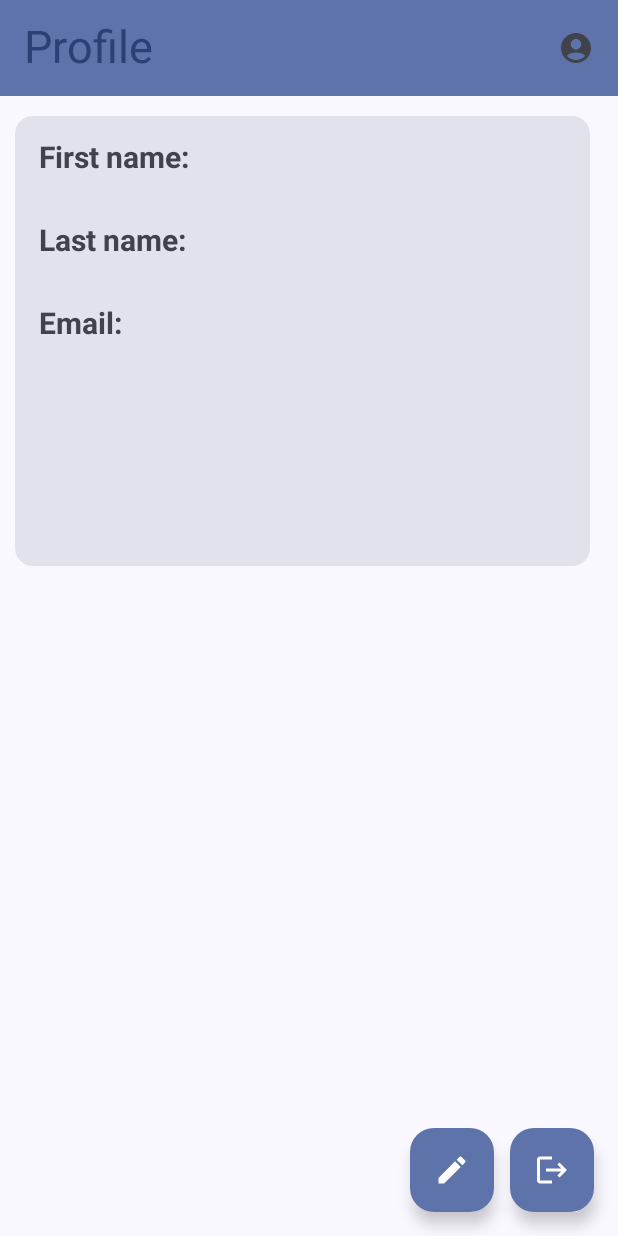
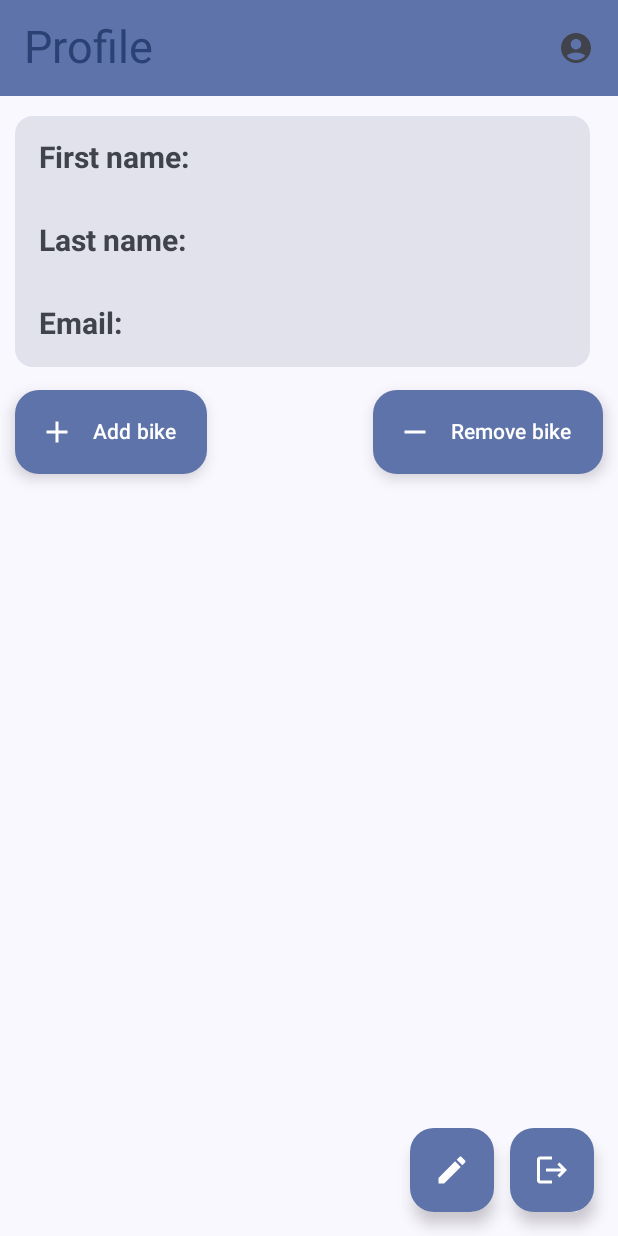
Before and after one commit to ThanasisGeorg/e-ThessBike, an Android app built with Jetpack Compose: the Profile screen opened through its navigation route, on a phone screen of 412 x 824 dp. Run offline under Robolectric (Android 15) with nearby library versions, the phone set to English and light mode, and no system bars.

Commit message:
remove bike button

```diff
--- a/app/src/main/java/com/thanasis/e_thessbike/ui/components/Card.kt
+++ b/app/src/main/java/com/thanasis/e_thessbike/ui/components/Card.kt
@@ -29,11 +29,13 @@ fun ProfileCard() {
             containerColor = MaterialTheme.colorScheme.surfaceVariant,
         ),
         modifier = Modifier
-            .size(width = 383.dp, height = 300.dp)
+            .size(width = 383.dp, height = 167.dp)
     ) {
-        Row {
-            IndicatorsSection()
-            InfoSection()
+        Column {
+            Row {
+                IndicatorsSection()
+                InfoSection()
+            }
         }
     }
 }
--- a/app/src/main/java/com/thanasis/e_thessbike/ui/components/FloatingActionButtons.kt
+++ b/app/src/main/java/com/thanasis/e_thessbike/ui/components/FloatingActionButtons.kt
@@ -2,9 +2,13 @@ package com.thanasis.e_thessbike.ui.components
 
 import androidx.compose.material.icons.Icons
 import androidx.compose.material.icons.automirrored.filled.Logout
+import androidx.compose.material.icons.filled.Add
 import androidx.compose.material.icons.filled.Edit
+import androidx.compose.material.icons.filled.Remove
+import androidx.compose.material3.ExtendedFloatingActionButton
 import androidx.compose.material3.FloatingActionButton
 import androidx.compose.material3.Icon
+import androidx.compose.material3.Text
 import androidx.compose.runtime.Composable
 import androidx.compose.ui.tooling.preview.Preview
 import androidx.navigation.NavHostController
@@ -28,6 +32,24 @@ fun LogoutButton(navController: NavHostController) {
     }
 }
 
+@Composable
+fun AddButton() {
+    ExtendedFloatingActionButton(
+        onClick = { },
+        icon = { Icon(Icons.Filled.Add, "Floating action button.") },
+        text = { Text(text = "Add bike") }
+    )
+}
+
+@Composable
+fun RemoveButton() {
+    ExtendedFloatingActionButton(
+        onClick = { },
+        icon = { Icon(Icons.Filled.Remove, "Floating action button.") },
+        text = { Text(text = "Remove bike") }
+    )
+}
+
 @Preview
 @Composable
 fun EditButtonPreview() {
--- a/app/src/main/java/com/thanasis/e_thessbike/ui/screens/Profile.kt
+++ b/app/src/main/java/com/thanasis/e_thessbike/ui/screens/Profile.kt
@@ -5,6 +5,7 @@ import androidx.compose.foundation.layout.Column
 import androidx.compose.foundation.layout.Row
 import androidx.compose.foundation.layout.Spacer
 import androidx.compose.foundation.layout.fillMaxSize
+import androidx.compose.foundation.layout.height
 import androidx.compose.foundation.layout.padding
 import androidx.compose.material3.Scaffold
 import androidx.compose.runtime.Composable
@@ -13,9 +14,11 @@ import androidx.compose.ui.tooling.preview.Preview
 import androidx.compose.ui.unit.dp
 import androidx.navigation.NavHostController
 import androidx.navigation.compose.rememberNavController
+import com.thanasis.e_thessbike.ui.components.AddButton
 import com.thanasis.e_thessbike.ui.components.EditButton
 import com.thanasis.e_thessbike.ui.components.LogoutButton
 import com.thanasis.e_thessbike.ui.components.ProfileCard
+import com.thanasis.e_thessbike.ui.components.RemoveButton
 import com.thanasis.e_thessbike.ui.components.TopBar
 
 @SuppressLint("UnusedMaterial3ScaffoldPaddingParameter")
@@ -39,6 +42,12 @@ fun ProfileInit(navController: NavHostController, value: String) {
                 .padding(10.dp, 77.dp)
         ) {
             ProfileCard()
+            Spacer(modifier = Modifier.height(15.dp))
+            Row {
+                AddButton()
+                Spacer(modifier = Modifier.padding(55.dp))
+                RemoveButton()
+            }
         }
     }
 }
```
